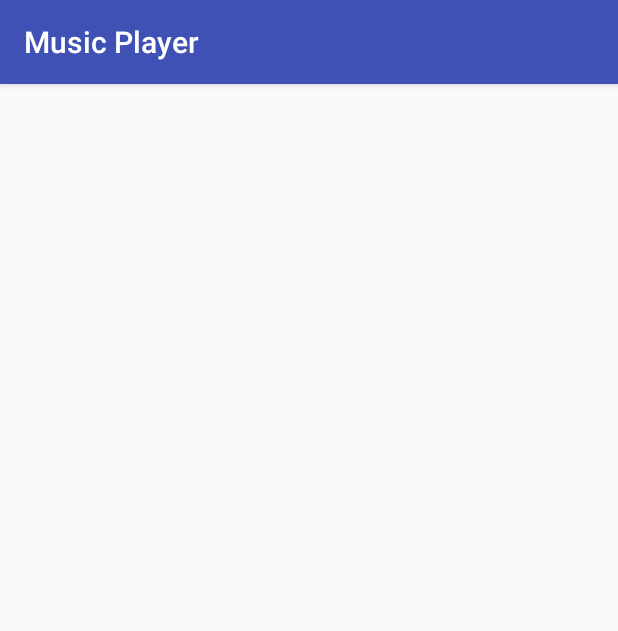
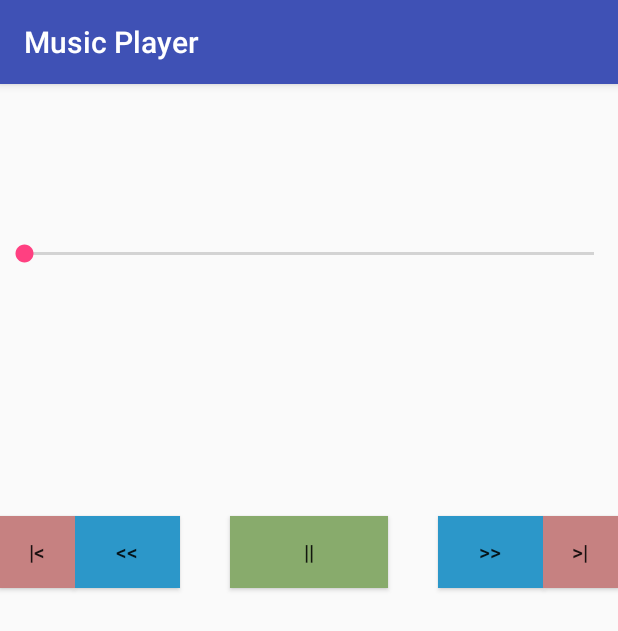
Before and after one commit to imtiazaminsajid/MusicPlayer, an Android app: the Player screen opened directly, with no data from a screen before it, on a phone screen of 412 x 824 dp. Shown: the top 631 px of the screen. Run offline under Robolectric (Android 15) with nearby library versions, the phone set to English and light mode, and no system bars; 6 statements that could not run were skipped.

Commit message:
All Done

```diff
--- a/app/src/main/java/com/example/imtiazaminsajid/musicplayer/Player.java
+++ b/app/src/main/java/com/example/imtiazaminsajid/musicplayer/Player.java
@@ -5,27 +5,145 @@ import android.media.MediaPlayer;
 import android.net.Uri;
 import android.support.v7.app.AppCompatActivity;
 import android.os.Bundle;
+import android.view.View;
+import android.widget.Button;
+import android.widget.SeekBar;
 
 import java.io.File;
 import java.util.ArrayList;
 
-public class Player extends AppCompatActivity {
-    MediaPlayer mediaPlayer;
+public class Player extends AppCompatActivity implements View.OnClickListener {
+    static MediaPlayer mediaPlayer;
     ArrayList<File> mySongs;
+    int position;
+    Uri uri;
+    Thread updateSeekBar;
+
+    SeekBar seekBar;
+    Button pause,next,previous,fastForword,backForword;
 
     @Override
     protected void onCreate(Bundle savedInstanceState) {
         super.onCreate(savedInstanceState);
         setContentView(R.layout.activity_player);
 
+        seekBar = findViewById(R.id.seekBar);
+
+        pause = findViewById(R.id.playBT);
+        next = findViewById(R.id.nextBT);
+        previous = findViewById(R.id.forwordBT);
+        fastForword = findViewById(R.id.fastForwordBT);
+        backForword = findViewById(R.id.fastBackwordBT);
+
+        pause.setText("||");
+        next.setText(">|");
+        previous.setText("|<");
+        fastForword.setText(">>");
+        backForword.setText("<<");
+
+        pause.setOnClickListener(this);
+        next.setOnClickListener(this);
+        previous.setOnClickListener(this);
+        fastForword.setOnClickListener(this);
+        backForword.setOnClickListener(this);
+
+        updateSeekBar = new Thread(){
+            @Override
+            public void run() {
+                int totalDuration = mediaPlayer.getDuration();
+                int currentPosition = 0;
+                while (currentPosition<totalDuration){
+                    try {
+                        sleep(500);
+                        currentPosition = mediaPlayer.getCurrentPosition();
+                        seekBar.setProgress(currentPosition);
+                    } catch (InterruptedException e){
+                        e.printStackTrace();
+                    }
+                }
+                //super.run();
+            }
+        };
+
+        if (mediaPlayer!=null){
+            mediaPlayer.stop();
+            mediaPlayer.release();
+        }
+
         Intent intent = getIntent();
         Bundle bundle = intent.getExtras();
         mySongs = (ArrayList) bundle.getParcelableArrayList("mySongs");
-        int position = bundle.getInt("position", 0);
+        position = bundle.getInt("position", 0);
 
-        Uri uri = Uri.parse(mySongs.get(position).toString());
+        uri = Uri.parse(mySongs.get(position).toString());
         mediaPlayer = MediaPlayer.create(getApplicationContext() , uri);
         mediaPlayer.start();
+        seekBar.setMax(mediaPlayer.getDuration());
+        updateSeekBar.start();
+
+        seekBar.setOnSeekBarChangeListener(new SeekBar.OnSeekBarChangeListener() {
+            @Override
+            public void onProgressChanged(SeekBar seekBar, int progress, boolean fromUser) {
+
+            }
+
+            @Override
+            public void onStartTrackingTouch(SeekBar seekBar) {
+
+            }
+
+            @Override
+            public void onStopTrackingTouch(SeekBar seekBar) {
+                mediaPlayer.seekTo(seekBar.getProgress());
+
+            }
+        });
 
     }
+
+    @Override
+    public void onClick(View view) {
+        int id = view.getId();
+        switch (id){
+            case R.id.playBT:
+                if(mediaPlayer.isPlaying()){
+                    pause.setText(">");
+                    mediaPlayer.pause();
+                }
+                else {
+                    pause.setText("||");
+                    mediaPlayer.start();
+                }
+
+                break;
+
+            case R.id.fastForwordBT:
+                mediaPlayer.seekTo(mediaPlayer.getCurrentPosition()+5000);
+                break;
+
+            case R.id.fastBackwordBT:
+                mediaPlayer.seekTo(mediaPlayer.getCurrentPosition()-5000);
+                break;
+
+            case R.id.nextBT:
+                mediaPlayer.stop();
+                mediaPlayer.release();
+                position = (position+1)%mySongs.size();
+                uri = Uri.parse(mySongs.get(position).toString());
+                mediaPlayer = MediaPlayer.create(getApplicationContext() , uri);
+                mediaPlayer.start();
+                seekBar.setMax(mediaPlayer.getDuration());
+                break;
+
+            case R.id.forwordBT:
+                mediaPlayer.stop();
+                mediaPlayer.release();
+                position = (position-1<0)?mySongs.size()-1: position-1;
+                uri = Uri.parse(mySongs.get(position).toString());
+                mediaPlayer = MediaPlayer.create(getApplicationContext() , uri);
+                mediaPlayer.start();
+                break;
+
+        }
+    }
 }
--- a/app/src/main/res/layout/activity_player.xml
+++ b/app/src/main/res/layout/activity_player.xml
@@ -1,9 +1,85 @@
 <?xml version="1.0" encoding="utf-8"?>
-<android.support.constraint.ConstraintLayout xmlns:android="http://schemas.android.com/apk/res/android"
+<RelativeLayout xmlns:android="http://schemas.android.com/apk/res/android"
     xmlns:app="http://schemas.android.com/apk/res-auto"
     xmlns:tools="http://schemas.android.com/tools"
     android:layout_width="match_parent"
     android:layout_height="match_parent"
     tools:context="com.example.imtiazaminsajid.musicplayer.Player">
 
-</android.support.constraint.ConstraintLayout>
+
+    <SeekBar
+        android:id="@+id/seekBar"
+        android:layout_width="match_parent"
+        android:layout_height="wrap_content"
+        android:layout_alignParentLeft="true"
+        android:layout_alignParentStart="true"
+        android:layout_alignParentTop="true"
+        android:layout_marginTop="104dp"
+        tools:ignore="MissingConstraints"
+        tools:layout_editor_absoluteX="170dp"
+        tools:layout_editor_absoluteY="50dp" />
+
+    <Button
+        android:id="@+id/forwordBT"
+        android:layout_width="50dp"
+        android:layout_height="wrap_content"
+        android:layout_alignParentLeft="true"
+        android:layout_alignParentStart="true"
+        android:layout_below="@+id/seekBar"
+        android:layout_marginTop="166dp"
+        android:background="#c68181"
+        tools:ignore="HardcodedText,MissingConstraints"
+        tools:layout_editor_absoluteX="7dp"
+        tools:layout_editor_absoluteY="110dp" />
+
+    <Button
+        android:id="@+id/fastBackwordBT"
+        android:layout_width="70dp"
+        android:layout_height="wrap_content"
+        android:layout_alignBaseline="@+id/forwordBT"
+        android:layout_alignBottom="@+id/forwordBT"
+        android:layout_toEndOf="@+id/forwordBT"
+        android:layout_toRightOf="@+id/forwordBT"
+        android:background="#2c97c9"
+        tools:ignore="HardcodedText,MissingConstraints"
+        tools:layout_editor_absoluteX="62dp"
+        tools:layout_editor_absoluteY="110dp" />
+
+    <Button
+        android:id="@+id/fastForwordBT"
+        android:layout_width="70dp"
+        android:layout_height="wrap_content"
+        android:layout_alignBaseline="@+id/nextBT"
+        android:layout_alignBottom="@+id/nextBT"
+        android:layout_toLeftOf="@+id/nextBT"
+        android:layout_toStartOf="@+id/nextBT"
+        android:background="#2c97c9"
+        tools:ignore="HardcodedText,MissingConstraints"
+        tools:layout_editor_absoluteX="258dp"
+        tools:layout_editor_absoluteY="110dp" />
+
+    <Button
+        android:id="@+id/nextBT"
+        android:layout_width="50dp"
+        android:layout_height="wrap_content"
+        android:layout_alignBaseline="@+id/playBT"
+        android:layout_alignBottom="@+id/playBT"
+        android:layout_alignParentEnd="true"
+        android:layout_alignParentRight="true"
+        android:background="#c68181"
+        tools:ignore="HardcodedText,MissingConstraints"
+        tools:layout_editor_absoluteX="334dp"
+        tools:layout_editor_absoluteY="110dp" />
+
+    <Button
+        android:id="@+id/playBT"
+        android:layout_width="105dp"
+        android:layout_height="wrap_content"
+        android:layout_alignBaseline="@+id/fastBackwordBT"
+        android:layout_alignBottom="@+id/fastBackwordBT"
+        android:layout_centerHorizontal="true"
+        android:background="#88ab6c"
+        tools:ignore="HardcodedText,MissingConstraints"
+        tools:layout_editor_absoluteX="153dp"
+        tools:layout_editor_absoluteY="120dp" />
+</RelativeLayout>
```
